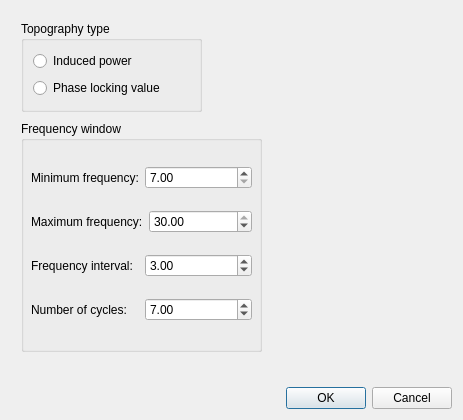
The window that hoksotin/ui/qt4Designer/TFRtopology.ui (cibr-jyu/meggie) describes before a commit, drawn with Qt 5.
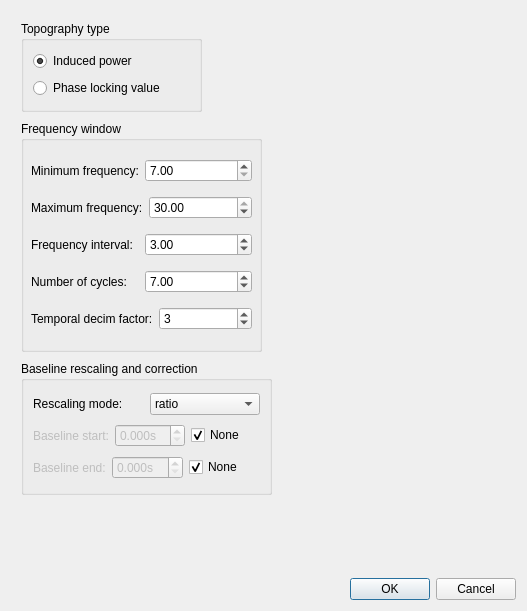
The same window after the commit.

```diff
--- a/hoksotin/ui/qt4Designer/TFRtopology.ui
+++ b/hoksotin/ui/qt4Designer/TFRtopology.ui
@@ -6,8 +6,8 @@
    <rect>
     <x>0</x>
     <y>0</y>
-    <width>463</width>
-    <height>420</height>
+    <width>527</width>
+    <height>611</height>
    </rect>
   </property>
   <property name="windowTitle">
@@ -27,8 +27,8 @@
        <rect>
         <x>0</x>
         <y>0</y>
-        <width>445</width>
-        <height>361</height>
+        <width>509</width>
+        <height>552</height>
        </rect>
       </property>
       <property name="minimumSize">
@@ -146,6 +146,24 @@
            </item>
           </layout>
          </item>
+         <item>
+          <layout class="QHBoxLayout" name="horizontalLayout_8">
+           <item>
+            <widget class="QLabel" name="label_2">
+             <property name="text">
+              <string>Temporal decim factor:</string>
+             </property>
+            </widget>
+           </item>
+           <item>
+            <widget class="QSpinBox" name="spinBoxDecim">
+             <property name="value">
+              <number>3</number>
+             </property>
+            </widget>
+           </item>
+          </layout>
+         </item>
         </layout>
        </widget>
       </widget>
@@ -167,6 +185,9 @@
           <property name="text">
            <string>Induced power</string>
           </property>
+          <property name="checked">
+           <bool>true</bool>
+          </property>
          </widget>
         </item>
         <item row="1" column="0">
@@ -178,6 +199,143 @@
         </item>
        </layout>
       </widget>
+      <widget class="QGroupBox" name="groupBoxBaseline">
+       <property name="geometry">
+        <rect>
+         <x>10</x>
+         <y>350</y>
+         <width>251</width>
+         <height>134</height>
+        </rect>
+       </property>
+       <property name="title">
+        <string>Baseline rescaling and correction</string>
+       </property>
+       <layout class="QGridLayout" name="gridLayout_3">
+        <item row="0" column="0">
+         <layout class="QHBoxLayout" name="horizontalLayout_7">
+          <item>
+           <widget class="QLabel" name="labelRescaling">
+            <property name="text">
+             <string>Rescaling mode:</string>
+            </property>
+           </widget>
+          </item>
+          <item>
+           <widget class="QComboBox" name="comboBoxMode">
+            <item>
+             <property name="text">
+              <string>ratio</string>
+             </property>
+            </item>
+            <item>
+             <property name="text">
+              <string>logratio</string>
+             </property>
+            </item>
+            <item>
+             <property name="text">
+              <string>mean</string>
+             </property>
+            </item>
+            <item>
+             <property name="text">
+              <string>zscore</string>
+             </property>
+            </item>
+            <item>
+             <property name="text">
+              <string>percent</string>
+             </property>
+            </item>
+           </widget>
+          </item>
+         </layout>
+        </item>
+        <item row="1" column="0">
+         <layout class="QHBoxLayout" name="horizontalLayout_6">
+          <item>
+           <layout class="QHBoxLayout" name="horizontalLayout_3">
+            <item>
+             <widget class="QLabel" name="labelBaselineStart">
+              <property name="enabled">
+               <bool>false</bool>
+              </property>
+              <property name="text">
+               <string>Baseline start:</string>
+              </property>
+             </widget>
+            </item>
+            <item>
+             <widget class="QDoubleSpinBox" name="doubleSpinBoxBaselineStart">
+              <property name="enabled">
+               <bool>false</bool>
+              </property>
+              <property name="suffix">
+               <string>s</string>
+              </property>
+              <property name="decimals">
+               <number>3</number>
+              </property>
+             </widget>
+            </item>
+            <item>
+             <widget class="QCheckBox" name="checkBoxBaselineStartNone">
+              <property name="text">
+               <string>None</string>
+              </property>
+              <property name="checked">
+               <bool>true</bool>
+              </property>
+             </widget>
+            </item>
+           </layout>
+          </item>
+         </layout>
+        </item>
+        <item row="2" column="0">
+         <layout class="QHBoxLayout" name="horizontalLayout_5">
+          <item>
+           <layout class="QHBoxLayout" name="horizontalLayout_4">
+            <item>
+             <widget class="QLabel" name="labelBaselineEnd">
+              <property name="enabled">
+               <bool>false</bool>
+              </property>
+              <property name="text">
+               <string>Baseline end:</string>
+              </property>
+             </widget>
+            </item>
+            <item>
+             <widget class="QDoubleSpinBox" name="doubleSpinBoxBaselineEnd">
+              <property name="enabled">
+               <bool>false</bool>
+              </property>
+              <property name="suffix">
+               <string>s</string>
+              </property>
+              <property name="decimals">
+               <number>3</number>
+              </property>
+             </widget>
+            </item>
+            <item>
+             <widget class="QCheckBox" name="checkBoxBaselineEndNone">
+              <property name="text">
+               <string>None</string>
+              </property>
+              <property name="checked">
+               <bool>true</bool>
+              </property>
+             </widget>
+            </item>
+           </layout>
+          </item>
+         </layout>
+        </item>
+       </layout>
+      </widget>
      </widget>
     </widget>
    </item>
```
Left out of the diff: 108 changed lines with no effect on the pictures.
